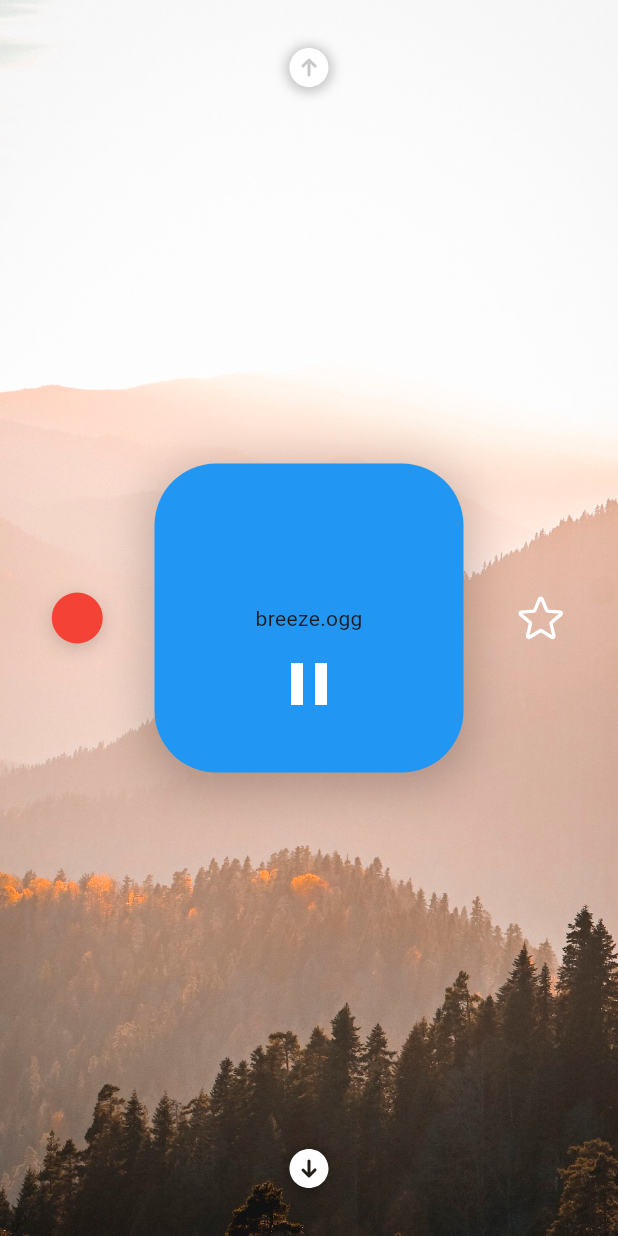
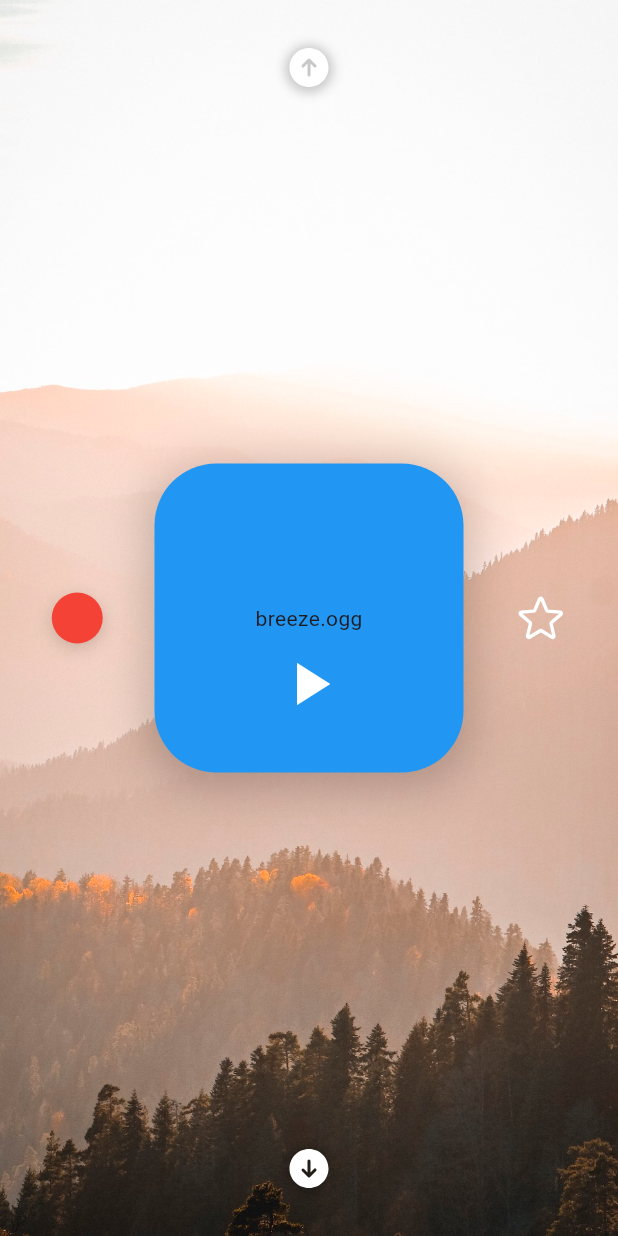
Before and after one commit to jacob-horton/anchor, a Flutter app: the screen it shows after launch, scrolled down 576 dp, after a tap on the "play arrow" icon, on a phone screen of 412 x 824 dp. Run offline on Flutter 3.47's test engine with Material 3 defaults, Android fonts, the phone set to English and light mode, and no system bars; our stand-ins replace heroicons, just_audio, shared_preferences.

Commit message:
refactor: move playing logic to music player widget

```diff
--- a/lib/pages/favourite.dart
+++ b/lib/pages/favourite.dart
@@ -15,10 +15,6 @@ class FavouritePage extends StatelessWidget {
       child: MusicPlayer(
         trackName: trackName,
         size: albumSize,
-        isPlaying: false,
-        onChangeState: (isPlaying) {
-          print(isPlaying);
-        },
       ),
     );
   }
--- a/lib/pages/other_music.dart
+++ b/lib/pages/other_music.dart
@@ -1,4 +1,3 @@
-import 'package:anchor/models/audio_player.dart';
 import 'package:anchor/models/favourites.dart';
 import 'package:anchor/widgets/music_player.dart';
 import 'package:flutter/material.dart';
@@ -51,16 +50,9 @@ class OtherMusicPage extends StatelessWidget {
             ),
           ),
         ),
-        Consumer<AudioPlayerModel>(
-          builder: (context, player, _) => MusicPlayer(
-            size: albumSize,
-            trackName: trackDetail.name,
-            isPlaying:
-                player.currentTrack == trackDetail.name && player.isPlaying,
-            onChangeState: (isPlaying) async {
-              player.switchOrPause(trackDetail.name);
-            },
-          ),
+        MusicPlayer(
+          size: albumSize,
+          trackName: trackDetail.name,
         ),
         Consumer<FavouritesModel>(
           builder: (context, favourites, _) => GestureDetector(
--- a/lib/pages/settings.dart
+++ b/lib/pages/settings.dart
@@ -124,14 +124,6 @@ class SettingsPage extends StatelessWidget {
                       },
                     ),
                   ),
-                  Padding(
-                    padding: const EdgeInsets.all(spacing),
-                    child: CustomButton(
-                      text: "Cancel Subscription",
-                      icon: HeroIcons.xCircle,
-                      onPressed: () {},
-                    ),
-                  ),
                 ],
               ),
             ),
--- a/lib/widgets/music_player.dart
+++ b/lib/widgets/music_player.dart
@@ -1,19 +1,16 @@
+import 'package:anchor/models/audio_player.dart';
 import 'package:flutter/material.dart';
+import 'package:provider/provider.dart';
 
 class MusicPlayer extends StatefulWidget {
   final double size;
-  final bool isPlaying;
 
   // TODO: replace with album art
   final String trackName;
 
-  final void Function(bool isPlaying) onChangeState;
-
   const MusicPlayer({
     super.key,
     required this.size,
-    required this.isPlaying,
-    required this.onChangeState,
     required this.trackName,
   });
 
@@ -22,13 +19,8 @@ class MusicPlayer extends StatefulWidget {
 }
 
 class _MusicPlayerState extends State<MusicPlayer> {
-  late bool playing;
-
-  @override
-  void initState() {
-    super.initState();
-
-    playing = widget.isPlaying;
+  bool _isPlaying(AudioPlayerModel player) {
+    return player.currentTrack == widget.trackName && player.isPlaying;
   }
 
   @override
@@ -54,18 +46,19 @@ class _MusicPlayerState extends State<MusicPlayer> {
           // TODO: move pause button to here instead of stack?
           child: Center(child: Text(widget.trackName)),
         ),
-        GestureDetector(
+        Consumer<AudioPlayerModel>(
+          builder: (context, player, _) => GestureDetector(
             behavior: HitTestBehavior.opaque,
             onTap: () => setState(() {
-            playing = !playing;
-            widget.onChangeState(playing);
+              player.switchOrPause(widget.trackName);
             }),
             child: Padding(
               padding: const EdgeInsets.only(bottom: 35),
               child: Icon(
-              playing ? Icons.pause : Icons.play_arrow,
+                _isPlaying(player) ? Icons.pause : Icons.play_arrow,
                 color: Colors.white,
                 size: 48.0,
+              ),
             ),
           ),
         ),
```
Lines whose indentation alone changed are shown as unchanged.
